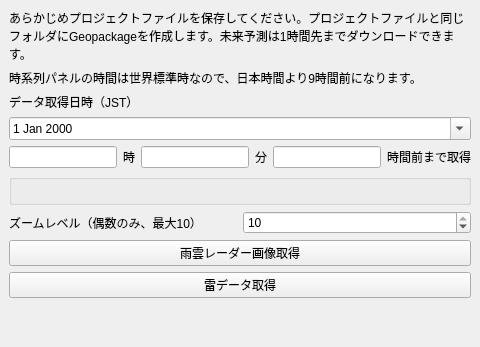
The window that plugins/JPRaincloudradarDownloader/JPRaincloudradarDownloader_dialog_base.ui (koukita/JPRaincloudradarDownloader) describes before a commit, drawn with Qt 5.
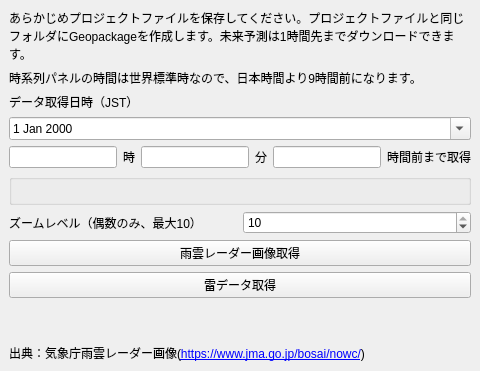
The same window after the commit. Custom widgets are drawn as their Qt base class.

Patch:
```diff
--- a/plugins/JPRaincloudradarDownloader/JPRaincloudradarDownloader_dialog_base.ui
+++ b/plugins/JPRaincloudradarDownloader/JPRaincloudradarDownloader_dialog_base.ui
@@ -105,6 +105,19 @@
             </property>
          </spacer>
          </item>
+         <item>
+          <widget class="QLabel" name="label_source">
+           <property name="text">
+            <string>出典：気象庁雨雲レーダー画像(&lt;a href="https://www.jma.go.jp/bosai/nowc/"&gt;https://www.jma.go.jp/bosai/nowc/&lt;/a&gt;)</string>
+           </property>
+           <property name="openExternalLinks">
+            <bool>true</bool>
+           </property>
+           <property name="wordWrap">
+            <bool>true</bool>
+           </property>
+          </widget>
+         </item>
          </layout>
       </widget>
    </widget>
```
